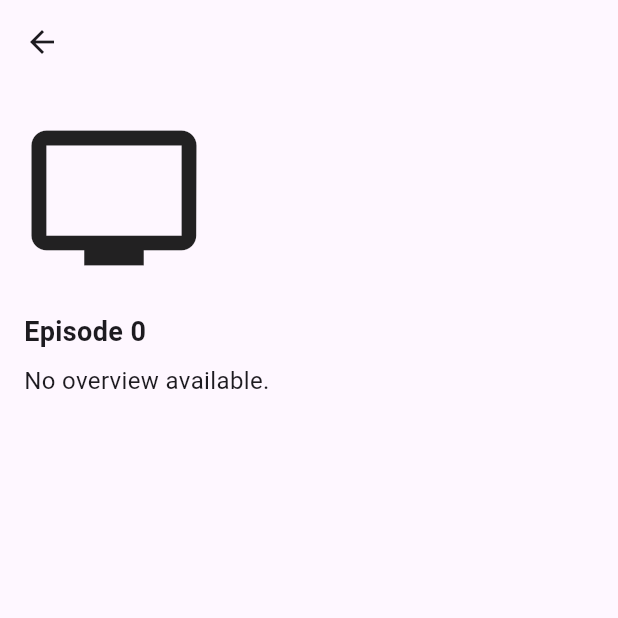
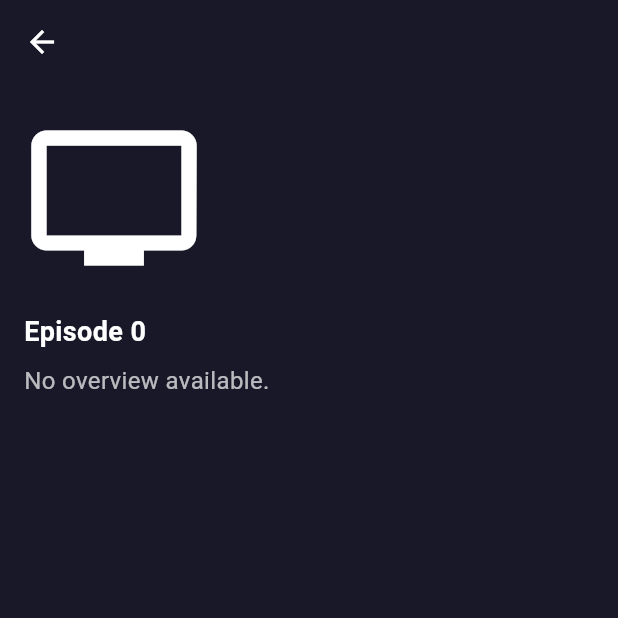
Before and after one commit to RulyOctareza/movie_app_dicoding, a Flutter app: the TvSeriesEpisodeDetailPage screen opened directly with empty values, on a phone screen of 412 x 824 dp, the top half of it. Run offline on Flutter 3.47's test engine with Material 3 defaults, Android fonts, the light colour scheme and no system bars; our stand-ins replace equatable, flutter_bloc, flutter_dotenv, shared_preferences; accounts and stored records are empty.

Commit message:
ui fixing

```diff
--- a/lib/presentation/pages/tv_series_episode_detail_page.dart
+++ b/lib/presentation/pages/tv_series_episode_detail_page.dart
@@ -12,8 +12,15 @@ class TvSeriesEpisodeDetailPage extends StatelessWidget {
   @override
   Widget build(BuildContext context) {
     return Scaffold(
+      backgroundColor: const Color(0xFF181829),
       appBar: AppBar(
-        title: Text(episode.name),
+        backgroundColor: const Color(0xFF181829),
+        elevation: 0,
+        iconTheme: const IconThemeData(color: Colors.white),
+        title: Text(
+          episode.name,
+          style: const TextStyle(color: Colors.white),
+        ),
       ),
       body: SingleChildScrollView(
         padding: const EdgeInsets.all(16),
@@ -31,16 +38,20 @@ class TvSeriesEpisodeDetailPage extends StatelessWidget {
                       ),
                     ),
                   )
-                : const Icon(Icons.tv, size: 120),
+                : const Icon(Icons.tv, size: 120, color: Colors.white),
             const SizedBox(height: 16),
             Text(
               'Episode ${episode.episodeNumber}',
-              style: const TextStyle(fontWeight: FontWeight.bold, fontSize: 18),
+              style: const TextStyle(
+                fontWeight: FontWeight.bold,
+                fontSize: 18,
+                color: Colors.white,
+              ),
             ),
             const SizedBox(height: 8),
             Text(
               episode.overview.isNotEmpty ? episode.overview : 'No overview available.',
-              style: const TextStyle(fontSize: 16),
+              style: const TextStyle(fontSize: 16, color: Colors.white70),
             ),
           ],
         ),
```
Also changed, not shown: lib/presentation/pages/tv_series_detail_page.dart (+17 -1 lines), lib/presentation/pages/tv_series_episode_list_page.dart (+27 -10 lines).
